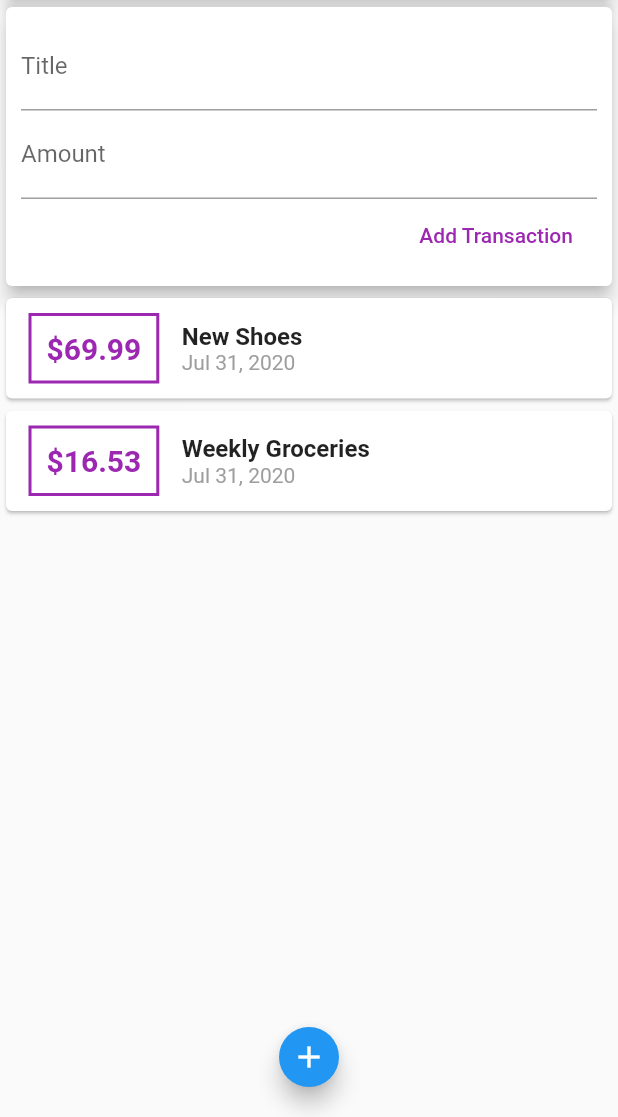
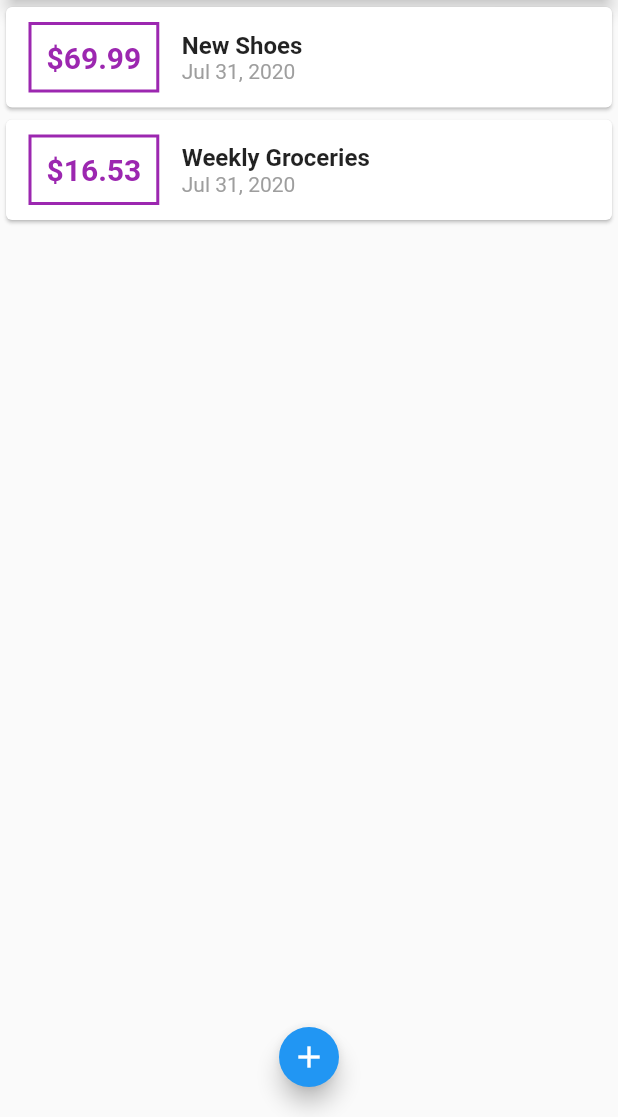
Before and after one commit to simongomes/flutter-personal-expense, a Flutter app: the screen it shows after launch, on a phone screen of 412 x 824 dp, the part 119-1236 px from its top. Run offline on Flutter 3.47's test engine with Material 2 defaults, Android fonts, the phone set to English and light mode, and no system bars.

Commit message:
Bottom Sheet Modal added for new Transaction inputs

```diff
--- a/lib/main.dart
+++ b/lib/main.dart
@@ -1,7 +1,7 @@
 import 'package:flutter/material.dart';
-import 'package:personalexpenseapp/widgets/new_transaction.dart';
-import 'package:personalexpenseapp/widgets/transaction_list.dart';
-import 'package:personalexpenseapp/widgets/user_transactions.dart';
+import './widgets/transaction_list.dart';
+import './widgets/new_transaction.dart';
+import './models/transaction.dart';
 
 void main() {
   runApp(MyApp());
@@ -22,7 +22,53 @@ class MyApp extends StatelessWidget {
   }
 }
 
-class MyHomePage extends StatelessWidget {
+class MyHomePage extends StatefulWidget {
+  @override
+  _MyHomePageState createState() => _MyHomePageState();
+}
+
+class _MyHomePageState extends State<MyHomePage> {
+  final List<Transaction> _userTransactions = [
+    Transaction(
+      id: 't1',
+      title: 'New Shoes',
+      amount: 69.99,
+      date: DateTime.now(),
+    ),
+    Transaction(
+      id: 't2',
+      title: 'Weekly Groceries',
+      amount: 16.53,
+      date: DateTime.now(),
+    ),
+  ];
+
+  void _addNewTransaction(String txTitle, double txAmount) {
+    final newTransaction = Transaction(
+        title: txTitle,
+        amount: txAmount,
+        date: DateTime.now(),
+        id: DateTime.now().toString());
+
+    print(newTransaction);
+
+    setState(() {
+      _userTransactions.add(newTransaction);
+    });
+  }
+
+  void _startAddNewTransaction(BuildContext __context) {
+    showModalBottomSheet(
+        context: __context,
+        builder: (_) {
+          return GestureDetector(
+            child: NewTransaction(_addNewTransaction),
+            onTap: () {},
+            behavior: HitTestBehavior.opaque,
+          );
+        });
+  }
+
   @override
   Widget build(BuildContext context) {
     return Scaffold(
@@ -31,13 +77,13 @@ class MyHomePage extends StatelessWidget {
         actions: <Widget>[
           IconButton(
             icon: Icon(Icons.add),
-            onPressed: () {},
+            onPressed: () => _startAddNewTransaction(context),
           )
         ],
       ),
       floatingActionButton: FloatingActionButton(
         child: Icon(Icons.add),
-        onPressed: () {},
+        onPressed: () => _startAddNewTransaction(context),
         mini: true,
       ),
       floatingActionButtonLocation: FloatingActionButtonLocation.centerFloat,
@@ -53,7 +99,7 @@ class MyHomePage extends StatelessWidget {
                 elevation: 5,
               ),
             ),
-            UserTransactions(),
+            TransactionList(_userTransactions),
           ],
         ),
       ),
--- a/lib/widgets/user_transactions.dart
+++ /dev/null
@@ -1,49 +0,0 @@
-import 'package:flutter/material.dart';
-import './transaction_list.dart';
-import './new_transaction.dart';
-import '../models/transaction.dart';
-
-class UserTransactions extends StatefulWidget {
-  @override
-  _UserTransactionsState createState() => _UserTransactionsState();
-}
-
-class _UserTransactionsState extends State<UserTransactions> {
-  final List<Transaction> _userTransactions = [
-    Transaction(
-      id: 't1',
-      title: 'New Shoes',
-      amount: 69.99,
-      date: DateTime.now(),
-    ),
-    Transaction(
-      id: 't2',
-      title: 'Weekly Groceries',
-      amount: 16.53,
-      date: DateTime.now(),
-    ),
-  ];
-
-  void _addNewTranscation(String txTitle, double txAmount) {
-    final newTransaction = Transaction(
-        title: txTitle,
-        amount: txAmount,
-        date: DateTime.now(),
-        id: DateTime.now().toString()
-    );
-
-    setState(() {
-      _userTransactions.add(newTransaction);
-    });
-  }
-
-  @override
-  Widget build(BuildContext context) {
-    return Column(
-      children: <Widget>[
-        NewTransaction(_addNewTranscation),
-        TransactionList(_userTransactions),
-      ],
-    );
-  }
-}
```
